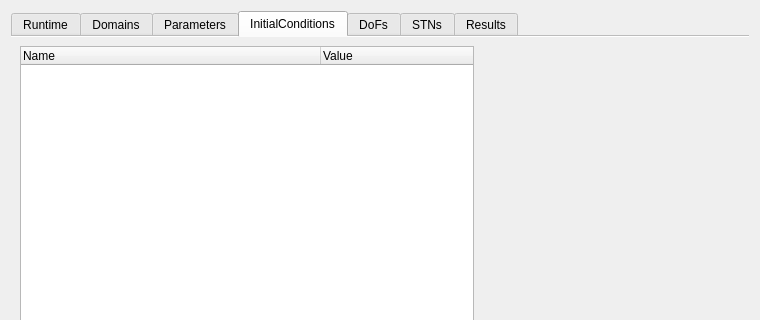
Above: trunk/daetools-package/daetools/dae_simulator/simulation_explorer.ui from v1kko/daetools before the change; both pictures show x 0 to 760 and y 0 to 320 of the 760 by 550 pixel window. Below: the same form after it.
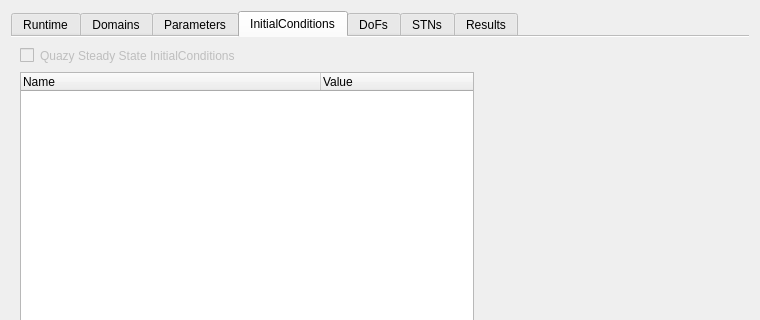
That is the form after the change. The open tabs and pages were chosen to show the change. Icons and pictures are not drawn.

Patch:
```diff
--- a/trunk/daetools-package/daetools/dae_simulator/simulation_explorer.ui
+++ b/trunk/daetools-package/daetools/dae_simulator/simulation_explorer.ui
@@ -121,22 +121,6 @@
           <widget class="QLineEdit" name="relativeToleranceEdit"/>
          </item>
          <item row="4" column="0">
-          <widget class="QLabel" name="initialConditionsLabel">
-           <property name="minimumSize">
-            <size>
-             <width>300</width>
-             <height>0</height>
-            </size>
-           </property>
-           <property name="text">
-            <string>Quazy Steady State InitialConditions?</string>
-           </property>
-          </widget>
-         </item>
-         <item row="4" column="1">
-          <widget class="QCheckBox" name="quazySteadyStateCheckBox"/>
-         </item>
-         <item row="5" column="0">
           <widget class="QLabel" name="daesolverLabel">
            <property name="text">
             <string>DAE Solver</string>
@@ -321,8 +305,56 @@
       <attribute name="toolTip">
        <string>&lt;html&gt;&lt;head/&gt;&lt;body&gt;&lt;p&gt;Set the initial conditions for differential variables.&lt;/p&gt;&lt;/body&gt;&lt;/html&gt;</string>
       </attribute>
+      <layout class="QVBoxLayout" name="verticalLayout">
+       <item>
       <layout class="QHBoxLayout" name="horizontalLayout_4">
        <item>
+          <widget class="QCheckBox" name="quazySteadyStateCheckBox">
+           <property name="enabled">
+            <bool>false</bool>
+           </property>
+          </widget>
+         </item>
+         <item>
+          <widget class="QLabel" name="initialConditionsLabel">
+           <property name="enabled">
+            <bool>false</bool>
+           </property>
+           <property name="sizePolicy">
+            <sizepolicy hsizetype="Minimum" vsizetype="Preferred">
+             <horstretch>0</horstretch>
+             <verstretch>0</verstretch>
+            </sizepolicy>
+           </property>
+           <property name="minimumSize">
+            <size>
+             <width>0</width>
+             <height>0</height>
+            </size>
+           </property>
+           <property name="text">
+            <string>Quazy Steady State InitialConditions</string>
+           </property>
+          </widget>
+         </item>
+         <item>
+          <spacer name="horizontalSpacer_2">
+           <property name="orientation">
+            <enum>Qt::Horizontal</enum>
+           </property>
+           <property name="sizeHint" stdset="0">
+            <size>
+             <width>40</width>
+             <height>20</height>
+            </size>
+           </property>
+          </spacer>
+         </item>
+        </layout>
+       </item>
+       <item>
+        <layout class="QHBoxLayout" name="horizontalLayout_7">
+         <item>
         <widget class="QTreeWidget" name="treeInitialConditions">
          <property name="sizePolicy">
           <sizepolicy hsizetype="Expanding" vsizetype="Expanding">
@@ -380,6 +412,11 @@
         </widget>
        </item>
       </layout>
+       </item>
+      </layout>
+      <zorder>horizontalLayoutWidget</zorder>
+      <zorder>initialConditionsLabel</zorder>
+      <zorder>horizontalLayoutWidget_2</zorder>
      </widget>
      <widget class="QWidget" name="tab_DOFs">
       <attribute name="title">
```
Left out of the diff: 44 changed lines with no effect on the pictures. Lines whose indentation alone changed are shown as unchanged.
